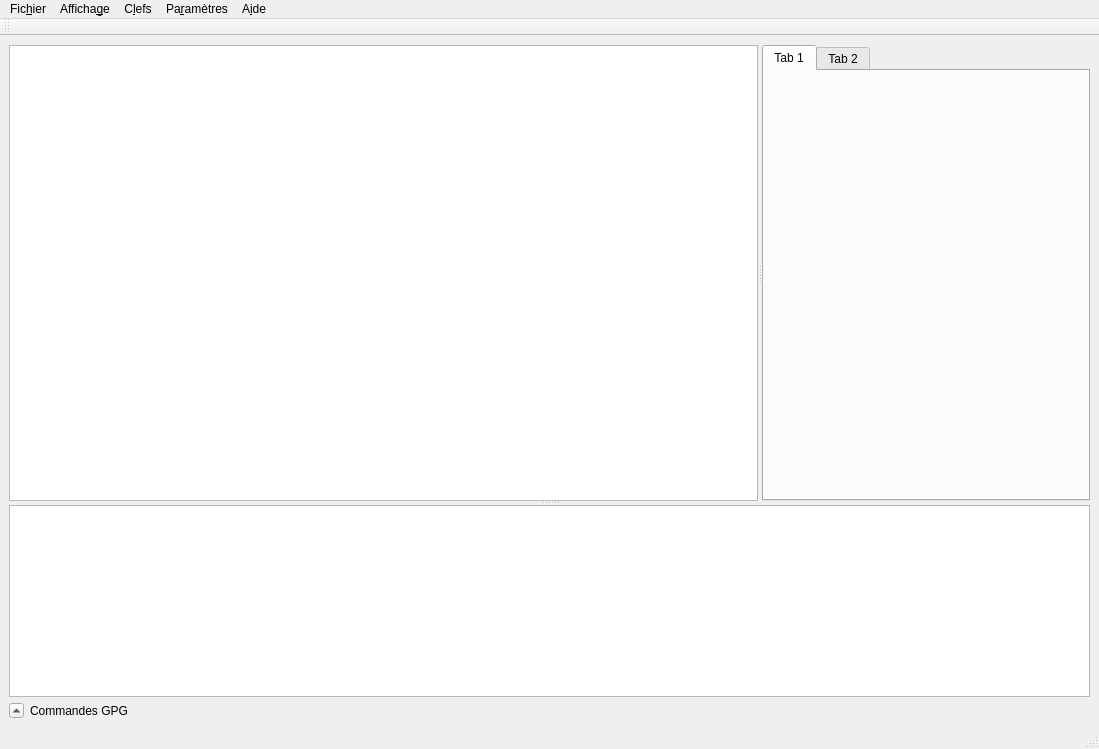
First picture: the form in GuiPG/src/View/mainwindow.ui, repository Diakakodo/GuiPG, before the edit.
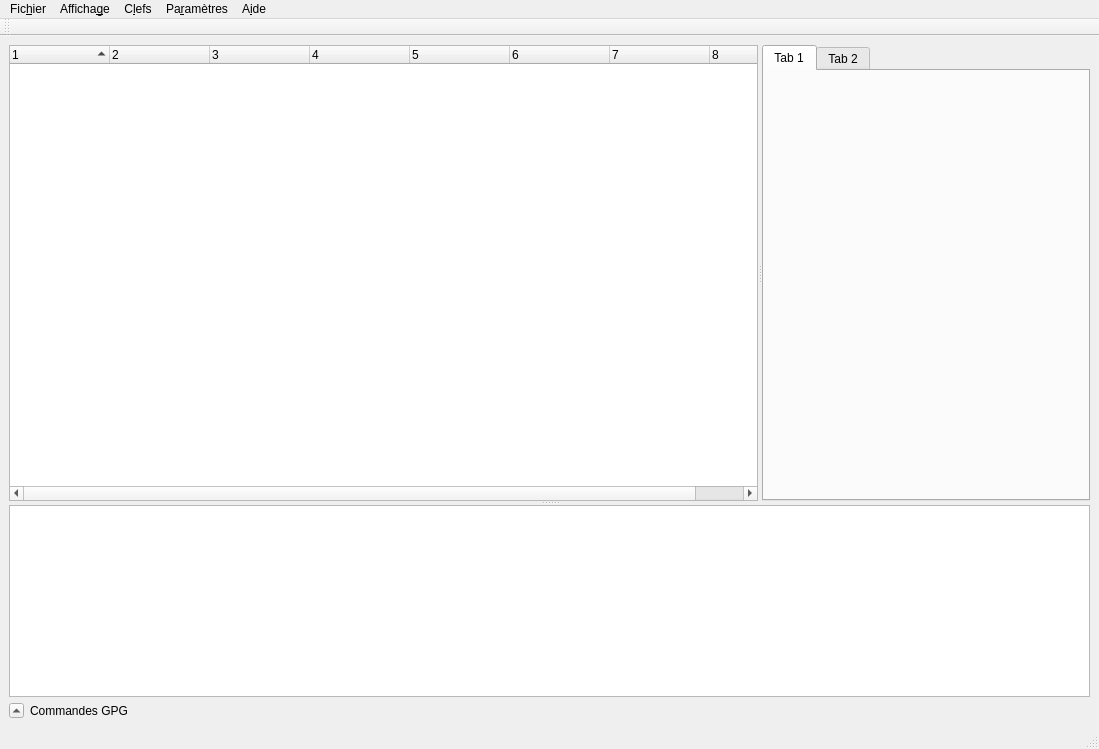
Second picture: the form after the edit.

Commit message: Ajout des headers dans le QTreeWidget de mainwindow. Ajout de signaux et slot afin de récupérer l'id d'un profil sélectionné pour le QDialog de chargement de profil.

What changed in the file:
```diff
--- a/GuiPG/src/View/mainwindow.ui
+++ b/GuiPG/src/View/mainwindow.ui
@@ -36,7 +36,54 @@
        <property name="orientation">
         <enum>Qt::Horizontal</enum>
        </property>
-       <widget class="QTreeView" name="treeView"/>
+       <widget class="QTreeWidget" name="treeWidgetKey">
+        <property name="sortingEnabled">
+         <bool>true</bool>
+        </property>
+        <property name="columnCount">
+         <number>8</number>
+        </property>
+        <column>
+         <property name="text">
+          <string notr="true">1</string>
+         </property>
+        </column>
+        <column>
+         <property name="text">
+          <string notr="true">2</string>
+         </property>
+        </column>
+        <column>
+         <property name="text">
+          <string notr="true">3</string>
+         </property>
+        </column>
+        <column>
+         <property name="text">
+          <string notr="true">4</string>
+         </property>
+        </column>
+        <column>
+         <property name="text">
+          <string notr="true">5</string>
+         </property>
+        </column>
+        <column>
+         <property name="text">
+          <string notr="true">6</string>
+         </property>
+        </column>
+        <column>
+         <property name="text">
+          <string notr="true">7</string>
+         </property>
+        </column>
+        <column>
+         <property name="text">
+          <string notr="true">8</string>
+         </property>
+        </column>
+       </widget>
        <widget class="QTabWidget" name="tabWidget">
         <widget class="QWidget" name="tab">
          <attribute name="title">
```
Left out of the diff: 8 changed lines with no effect on the pictures. The commit also changes 5 other files.
